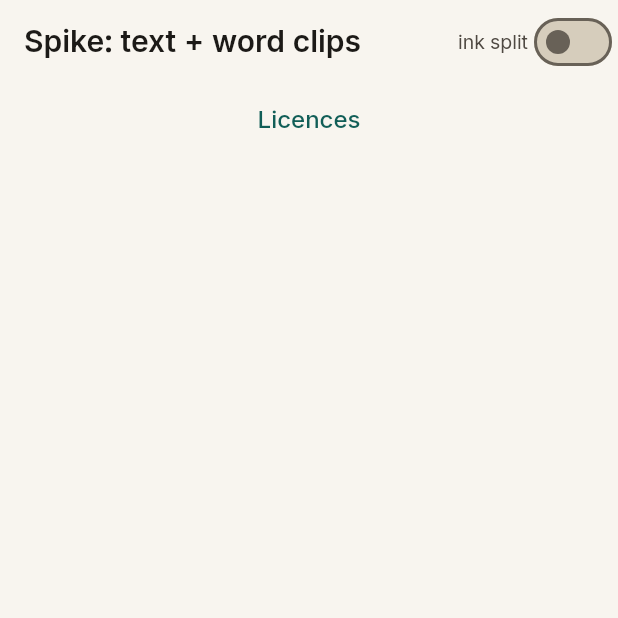
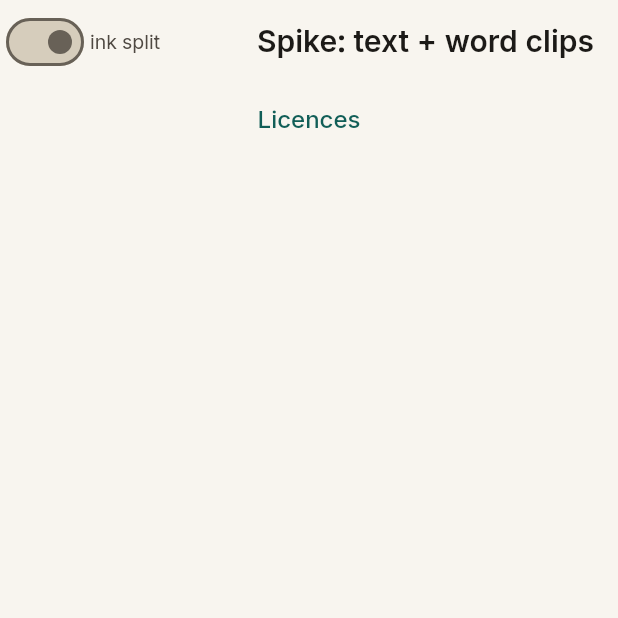
Before and after one commit to suyaser/tajweed, a Flutter app: the screen it shows after launch, on a phone screen of 412 x 824 dp, the top half of it. Run offline on Flutter 3.47's test engine with Material 3 defaults, Android fonts, the phone set to English and light mode, and no system bars; our stand-ins replace just_audio.

Commit message:
Mobile F3: i18n (t, tn with Arabic plural forms, digits, SEP, pick, carryMarks, bidi isolates, arRefs), Arabic by default, RTL switch that rebuilds the app, t() coverage test
Co-Authored-By: Claude Opus 5.5 <noreply@anthropic.com>

```diff
--- /dev/null
+++ b/mobile/lib/app.dart
@@ -0,0 +1,35 @@
+// Root: theme, locale and direction. A language switch rebuilds everything under a new key (the web reloads), so
+// every screen and the content adapter read one fixed language.
+import 'package:flutter/material.dart';
+import 'package:flutter_localizations/flutter_localizations.dart';
+
+import 'i18n/i18n.dart';
+import 'ui/theme.dart';
+
+/// The theme the learner chose (settings.theme: system / light / dark).
+final themeMode = ValueNotifier<ThemeMode>(ThemeMode.system);
+
+class TajweedApp extends StatelessWidget {
+  const TajweedApp({super.key, required this.home});
+  final WidgetBuilder home;
+
+  @override
+  Widget build(BuildContext context) => ListenableBuilder(
+    listenable: Listenable.merge([lang, themeMode]),
+    builder: (context, _) {
+      final a = isAr;
+      return MaterialApp(
+        key: ValueKey(lang.value),
+        title: 'Tajweed Path',
+        debugShowCheckedModeBanner: false,
+        locale: Locale(a ? 'ar' : 'en'),
+        supportedLocales: const [Locale('ar'), Locale('en')],
+        localizationsDelegates: GlobalMaterialLocalizations.delegates,
+        themeMode: themeMode.value,
+        theme: buildTheme(brightness: Brightness.light, ar: a),
+        darkTheme: buildTheme(brightness: Brightness.dark, ar: a),
+        home: Builder(builder: home),
+      );
+    },
+  );
+}
--- a/mobile/pubspec.yaml
+++ b/mobile/pubspec.yaml
@@ -8,6 +8,8 @@ environment:
 
 dependencies:
   flutter:
+    sdk: flutter
+  flutter_localizations:
     sdk: flutter
   just_audio: ^0.10.6
 
@@ -21,6 +23,7 @@ flutter:
   assets:
     # generated by tool/sync_assets.sh (git-ignored)
     - assets/shared/content/
+    - assets/shared/i18n/ar/
     - assets/shared/data/surah/
     # OFL licence texts, registered in main.dart (showLicensePage)
     - assets/fonts/OFL-AmiriQuran.txt
```
Also changed, not shown: mobile/lib/i18n/i18n.dart (added, +155 -0 lines), mobile/lib/main.dart (+6 -9 lines), mobile/pubspec.lock, 2 other files.
